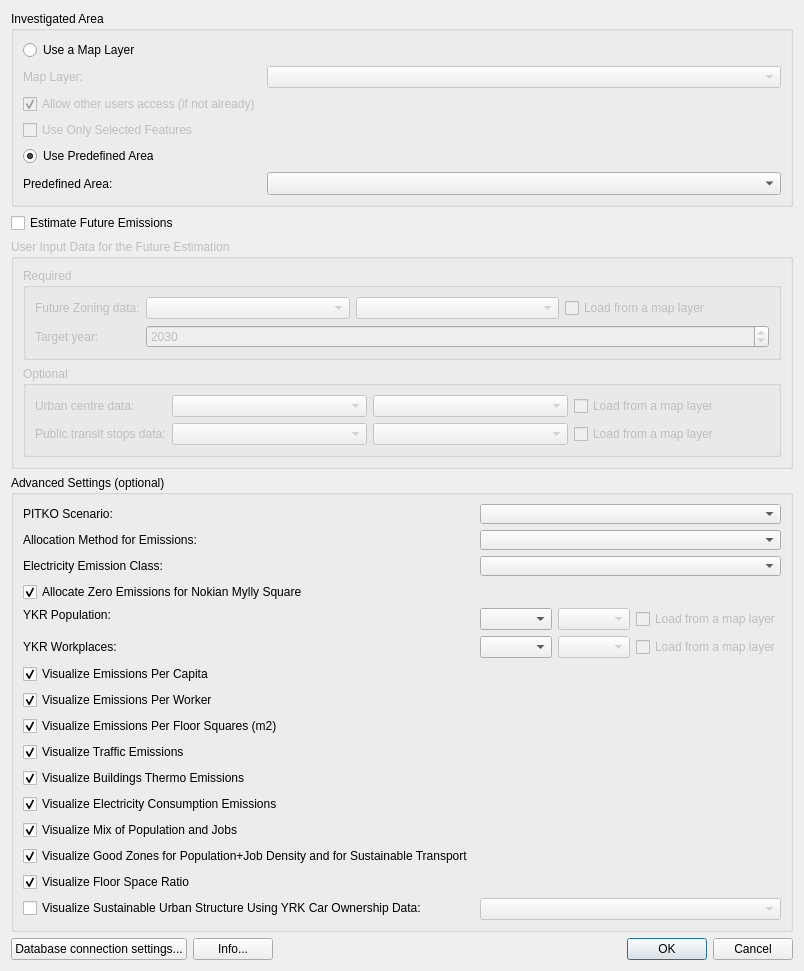
This is ui/ykr_tool_main.ui in ernoma/assesclimateimpact as Qt 5 draws it before an edit. The edited form follows.
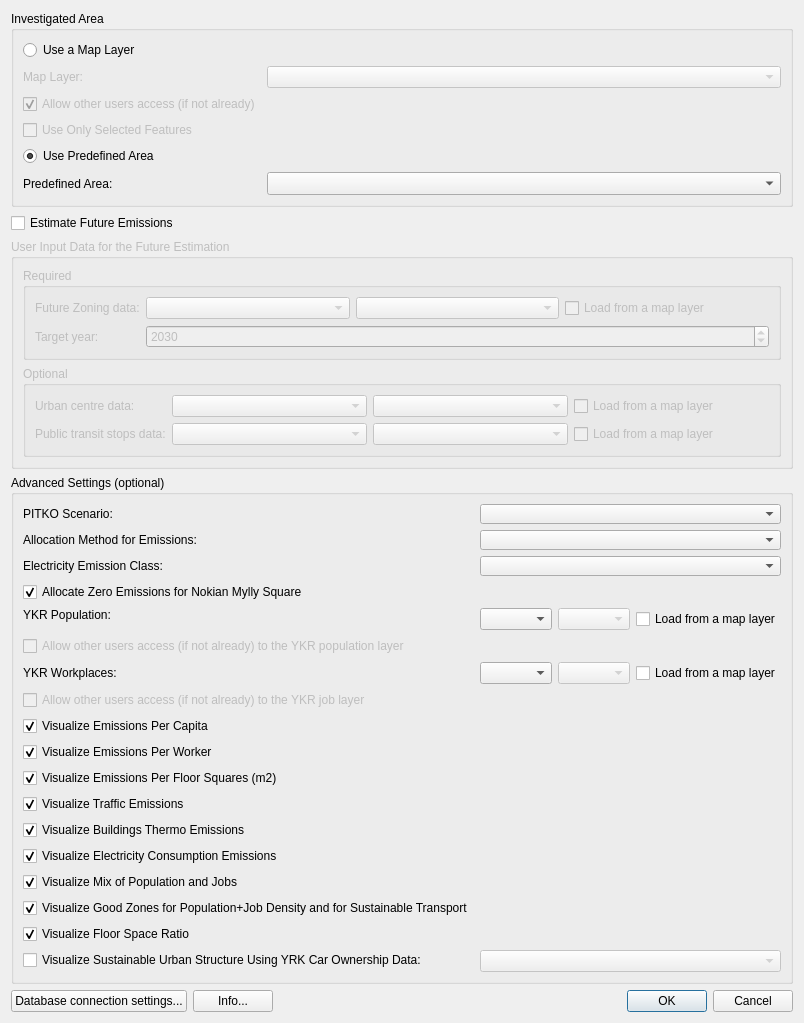
This is the edited form. Custom widgets are drawn as their Qt base class.

Commit message: Allow users to use their own layers of YKR population and job data for visualizations

Patch:
```diff
--- a/ui/ykr_tool_main.ui
+++ b/ui/ykr_tool_main.ui
@@ -463,7 +463,7 @@
             <item>
              <widget class="QCheckBox" name="checkBoxLoadYkrPopFromMapLayer">
               <property name="enabled">
-               <bool>false</bool>
+               <bool>true</bool>
               </property>
               <property name="text">
                <string>Load from a map layer</string>
@@ -472,14 +472,14 @@
             </item>
            </layout>
           </item>
-          <item row="5" column="0">
+          <item row="6" column="0">
            <widget class="QLabel" name="label_2">
             <property name="text">
              <string>YKR Workplaces:</string>
             </property>
            </widget>
           </item>
-          <item row="5" column="1">
+          <item row="6" column="1">
            <layout class="QHBoxLayout" name="horizontalLayout_3">
             <item>
              <widget class="QComboBox" name="comboBoxYkrJob"/>
@@ -494,7 +494,7 @@
             <item>
              <widget class="QCheckBox" name="checkBoxLoadYkrJobFromMapLayer">
               <property name="enabled">
-               <bool>false</bool>
+               <bool>true</bool>
               </property>
               <property name="text">
                <string>Load from a map layer</string>
@@ -503,7 +503,7 @@
             </item>
            </layout>
           </item>
-          <item row="6" column="0">
+          <item row="8" column="0">
            <widget class="QCheckBox" name="checkBoxCalculateEmissionsPerPerson">
             <property name="text">
              <string>Visualize Emissions Per Capita</string>
@@ -513,7 +513,7 @@
             </property>
            </widget>
           </item>
-          <item row="7" column="0">
+          <item row="9" column="0">
            <widget class="QCheckBox" name="checkBoxCalculateEmissionsPerJob">
             <property name="text">
              <string>Visualize Emissions Per Worker</string>
@@ -523,7 +523,7 @@
             </property>
            </widget>
           </item>
-          <item row="8" column="0">
+          <item row="10" column="0">
            <widget class="QCheckBox" name="checkBoxCalculateEmissionsPerFloorSpaceSquares">
             <property name="text">
              <string>Visualize Emissions Per Floor Squares (m2)</string>
@@ -533,7 +533,7 @@
             </property>
            </widget>
           </item>
-          <item row="9" column="0">
+          <item row="11" column="0">
            <widget class="QCheckBox" name="checkBoxVisualizeTrafficEmissions">
             <property name="text">
              <string>Visualize Traffic Emissions</string>
@@ -543,7 +543,7 @@
             </property>
            </widget>
           </item>
-          <item row="10" column="0">
+          <item row="12" column="0">
            <widget class="QCheckBox" name="checkBoxVisualizeThermoEmissions">
             <property name="text">
              <string>Visualize Buildings Thermo Emissions</string>
@@ -553,7 +553,7 @@
             </property>
            </widget>
           </item>
-          <item row="11" column="0">
+          <item row="13" column="0">
            <widget class="QCheckBox" name="checkBoxVisualizeElectricityConsumptionEmissions">
             <property name="text">
              <string>Visualize Electricity Consumption Emissions</string>
@@ -563,7 +563,7 @@
             </property>
            </widget>
           </item>
-          <item row="12" column="0">
+          <item row="14" column="0">
            <widget class="QCheckBox" name="checkBoxVisualizePopJobMix">
             <property name="text">
              <string>Visualize Mix of Population and Jobs</string>
@@ -573,7 +573,7 @@
             </property>
            </widget>
           </item>
-          <item row="13" column="0">
+          <item row="15" column="0">
            <widget class="QCheckBox" name="checkBoxVisualizeGoodZonesForPopJobDensityAndSustainableTransport">
             <property name="text">
              <string>Visualize Good Zones for Population+Job Density and for Sustainable Transport</string>
@@ -583,7 +583,7 @@
             </property>
            </widget>
           </item>
-          <item row="14" column="0">
+          <item row="16" column="0">
            <widget class="QCheckBox" name="checkBoxVisualizeFloorSpaceRatio">
             <property name="text">
              <string>Visualize Floor Space Ratio</string>
@@ -593,7 +593,7 @@
             </property>
            </widget>
           </item>
-          <item row="15" column="0">
+          <item row="17" column="0">
            <widget class="QCheckBox" name="checkBoxVisualizeSustainableUrbanStructure">
             <property name="enabled">
              <bool>true</bool>
@@ -606,13 +606,33 @@
             </property>
            </widget>
           </item>
-          <item row="15" column="1">
+          <item row="17" column="1">
            <widget class="QgsMapLayerComboBox" name="mMapLayerComboBoxYKRCarOwnershipData">
             <property name="enabled">
              <bool>false</bool>
             </property>
            </widget>
           </item>
+          <item row="5" column="0">
+           <widget class="QCheckBox" name="checkBoxAllowOtherUsersToUseUploadedYKRPopLayer">
+            <property name="enabled">
+             <bool>false</bool>
+            </property>
+            <property name="text">
+             <string>Allow other users access (if not already) to the YKR population layer</string>
+            </property>
+           </widget>
+          </item>
+          <item row="7" column="0">
+           <widget class="QCheckBox" name="checkBoxAllowOtherUsersToUseUploadedYKRJobLayer">
+            <property name="enabled">
+             <bool>false</bool>
+            </property>
+            <property name="text">
+             <string>Allow other users access (if not already) to the YKR job layer</string>
+            </property>
+           </widget>
+          </item>
          </layout>
         </item>
        </layout>
```
Left out of the diff: 4 changed lines with no effect on the pictures. The commit also changes 4 other files.
